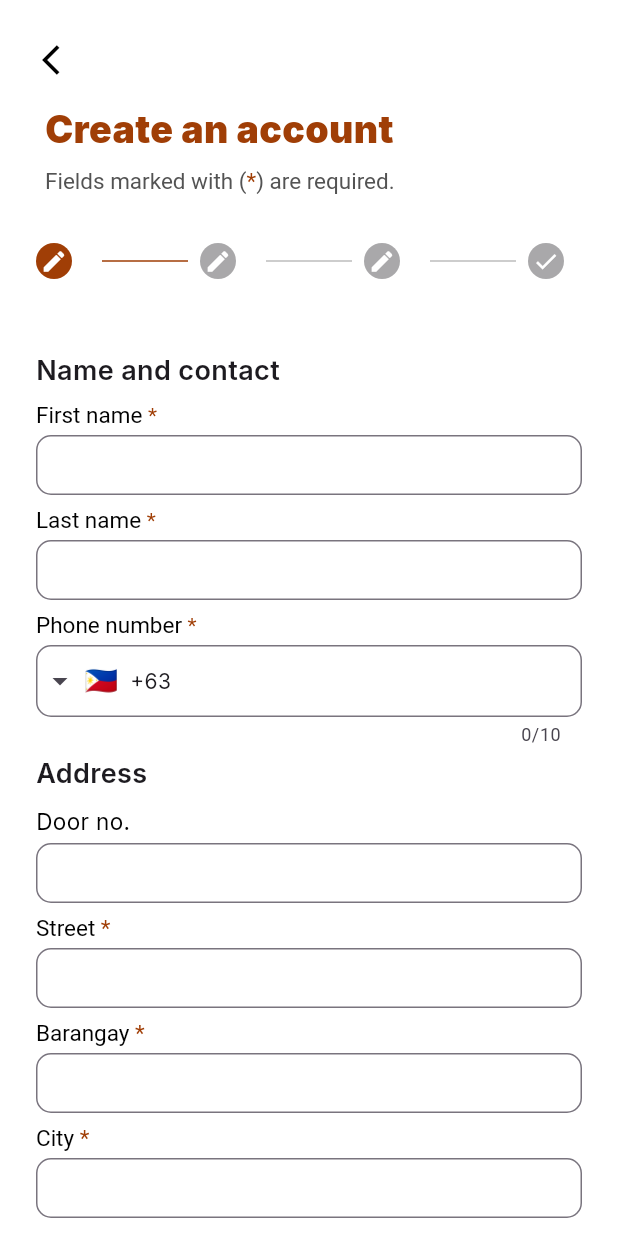
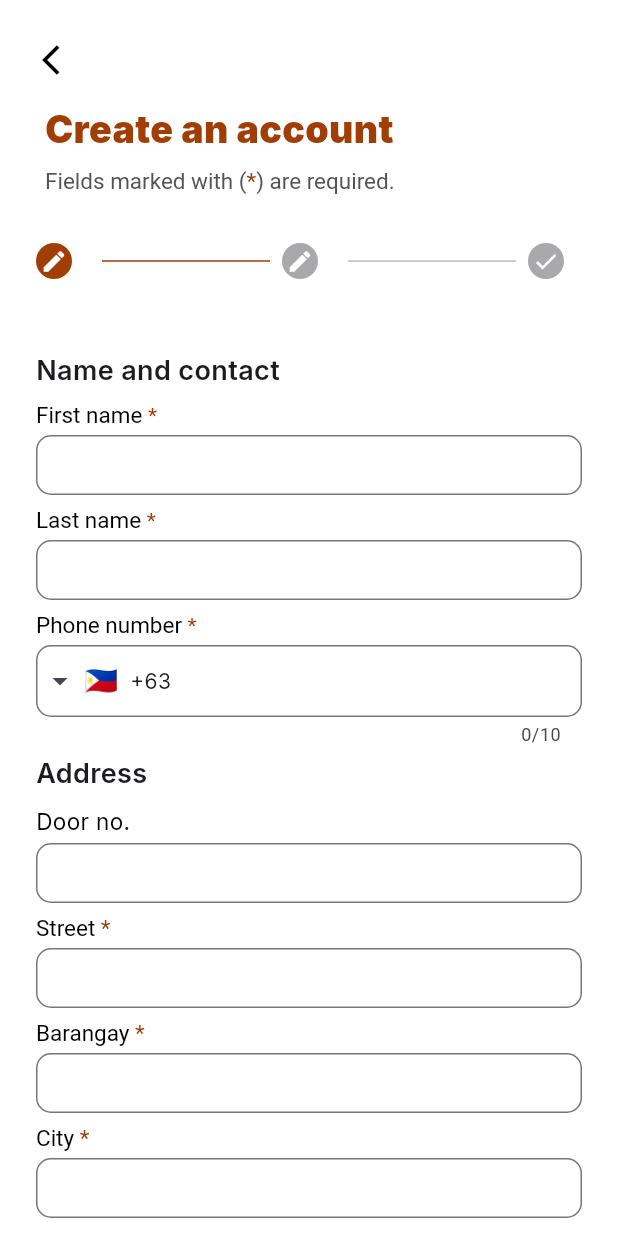
Before and after one commit to pamfurred-pet-owner/pamfurred, a Flutter app: the RegisterScreen screen opened directly, on a phone screen of 412 x 824 dp. Run offline on Flutter 3.47's test engine with Material 3 defaults, Android fonts, the light colour scheme and no system bars; drawn by our look-alikes of intl_phone_field; our stand-ins replace email_validator, flutter_map, flutter_otp_text_field, geolocator, google_fonts, latlong2 and 3 more.

Commit message:
Updated register screen (not yet working next button), integrated firebase

```diff
--- a/lib/tests/register.dart
+++ b/lib/tests/register.dart
@@ -1,13 +1,15 @@
 import 'dart:async';
-
-import 'package:flutter/gestures.dart';
+import 'dart:io';
+import 'package:email_validator/email_validator.dart';
 import 'package:flutter/material.dart';
-import 'package:flutter_otp_text_field/flutter_otp_text_field.dart';
 import 'package:intl_phone_field/intl_phone_field.dart';
 import 'package:pamfurred/components/custom_appbar.dart';
 import 'package:pamfurred/components/globals.dart';
 import 'package:pamfurred/components/screen_transitions.dart';
+import 'package:pamfurred/screens/otp_auth.dart';
 import 'package:pamfurred/screens/pin_location.dart';
+import 'package:path_provider/path_provider.dart';
+import '../components/custom_padded_button.dart';
 
 class RegisterScreen extends StatefulWidget {
   const RegisterScreen({super.key});
@@ -17,7 +19,10 @@ class RegisterScreen extends StatefulWidget {
 }
 
 class RegisterScreenState extends State<RegisterScreen> {
+  final formKey = GlobalKey<FormState>();
+
   int activeStepIndex = 0;
+  String pinnedLocationImage = '';
 
   // TextEditingControllers
   late Map<String, TextEditingController> controllers = {
@@ -35,31 +40,19 @@ class RegisterScreenState extends State<RegisterScreen> {
 
   bool _obscureText = true;
 
-  String otp = '';
-  Timer? timer;
-  int countDown = 120;
-  bool canResend = false;
-
-  void startTimer() {
-    timer = Timer.periodic(const Duration(seconds: 1), (timer) {
-      setState(() {
-        if (countDown > 0) {
-          countDown--;
-        } else {
-          canResend = true;
-          timer.cancel();
-        }
-      });
-    });
+  @override
+  void initState() {
+    super.initState();
+    loadLatestImage();
   }
 
-  void resendOTP() {
-    if (canResend) {
+  Future<void> loadLatestImage() async {
+    final directory = await getApplicationDocumentsDirectory();
+    final path = '${directory.path}/pinned_location.png';
+    if (File(path).existsSync()) {
       setState(() {
-        countDown = 120;
-        canResend = false;
+        pinnedLocationImage = path;
       });
-      startTimer();
     }
   }
 
@@ -100,6 +93,10 @@ class RegisterScreenState extends State<RegisterScreen> {
                 child: TextFormField(
                   cursorColor: Colors.black,
                   controller: controllers['firstName'],
+                  // validator
+                  validator: (value) {
+                    return (value == null || value.isEmpty) ? 'Please enter first name' : null;
+                  },
                   decoration: InputDecoration(
                       contentPadding: const EdgeInsets.all(10.0),
                       border: OutlineInputBorder(
@@ -135,6 +132,10 @@ class RegisterScreenState extends State<RegisterScreen> {
                 child: TextFormField(
                   cursorColor: Colors.black,
                   controller: controllers['lastName'],
+                  // validator
+                  validator: (value) {
+                    return (value == null || value.isEmpty) ? 'Please enter last name' : null;
+                  },
                   decoration: InputDecoration(
                       contentPadding: const EdgeInsets.all(10.0),
                       border: OutlineInputBorder(
@@ -170,6 +171,7 @@ class RegisterScreenState extends State<RegisterScreen> {
                   child: IntlPhoneField(
                     cursorColor: Colors.black,
                     initialCountryCode: 'PH',
+                    controller: controllers['phoneNumber'],
                     decoration: InputDecoration(
                         contentPadding: const EdgeInsets.all(10.0),
                         border: OutlineInputBorder(
@@ -204,6 +206,7 @@ class RegisterScreenState extends State<RegisterScreen> {
                 child: TextFormField(
                   cursorColor: Colors.black,
                   controller: controllers['doorNo'],
+                  keyboardType: TextInputType.number,
                   decoration: InputDecoration(
                       contentPadding: const EdgeInsets.all(10.0),
                       border: OutlineInputBorder(
@@ -242,6 +245,11 @@ class RegisterScreenState extends State<RegisterScreen> {
                 child: TextFormField(
                   cursorColor: Colors.black,
                   controller: controllers['street'],
+                  keyboardType: TextInputType.streetAddress,
+                  // validator
+                  validator: (value) {
+                    return (value == null || value.isEmpty) ? 'Please enter street name' : null;
+                  },
                   decoration: InputDecoration(
                       contentPadding: const EdgeInsets.all(10.0),
                       border: OutlineInputBorder(
@@ -280,6 +288,10 @@ class RegisterScreenState extends State<RegisterScreen> {
                 child: TextFormField(
                   cursorColor: Colors.black,
                   controller: controllers['barangay'],
+                  // validator
+                  validator: (value) {
+                    return (value == null || value.isEmpty) ? 'Please enter barangay' : null;
+                  },
                   decoration: InputDecoration(
                       contentPadding: const EdgeInsets.all(10.0),
                       border: OutlineInputBorder(
@@ -318,6 +330,10 @@ class RegisterScreenState extends State<RegisterScreen> {
                 child: TextFormField(
                   cursorColor: Colors.black,
                   controller: controllers['city'],
+                  // validator
+                  validator: (value) {
+                    return (value == null || value.isEmpty) ? 'Please enter city' : null;
+                  },
                   decoration: InputDecoration(
                       contentPadding: const EdgeInsets.all(10.0),
                       border: OutlineInputBorder(
@@ -359,16 +375,44 @@ class RegisterScreenState extends State<RegisterScreen> {
                 ]),
               ),
               const SizedBox(height: secondarySizedBox),
-              ClipRRect(
-                borderRadius: BorderRadius.circular(secondaryBorderRadius),
-                child: GestureDetector(
-                  onTap: () {
-                    Navigator.push(
-                        context, rightToLeftRoute(const PinAddress()));
+              Center(
+                child: Container(
+                  height: 170,
+                  width: double.infinity,
+                  decoration: BoxDecoration(
+                    border: Border.all(
+                      width: 1.0,
+                      color: Colors.grey,
+                    ),
+                  ),
+                  child: InkWell(
+                    onTap: () async {
+                      var result = await Navigator.of(context)
+                          .push(rightToLeftRoute(const PinAddress()));
+                      if (result != null) {
+                        setState(() {
+                          pinnedLocationImage = result;
+                        });
+                      }
                     },
+                    child: Container(
+                      height: 150,
+                      decoration: BoxDecoration(
+                        image: pinnedLocationImage.isNotEmpty
+                            ? DecorationImage(
+                                image: FileImage(File(pinnedLocationImage)),
+                                fit: BoxFit.cover,
+                              )
+                            : null,
+                      ),
+                      child: pinnedLocationImage.isEmpty
+                          ? Center(
                               child: Image.asset(
                               'assets/pin_address.png',
-                    width: double.infinity,
+                              fit: BoxFit.cover,
+                            ))
+                          : null,
+                    ),
                   ),
                 ),
               ),
@@ -415,6 +459,10 @@ class RegisterScreenState extends State<RegisterScreen> {
                 child: TextFormField(
                   cursorColor: Colors.black,
                   controller: controllers['username'],
+                  // validator
+                  validator: (value) {
+                    return (value == null || value.isEmpty) ? 'Please enter username' : null;
+                  },
                   decoration: InputDecoration(
                       contentPadding: const EdgeInsets.all(10.0),
                       border: OutlineInputBorder(
@@ -452,7 +500,18 @@ class RegisterScreenState extends State<RegisterScreen> {
                 height: primaryTextFieldHeight,
                 child: TextFormField(
                   cursorColor: Colors.black,
+                  keyboardType: TextInputType.emailAddress,
                   controller: controllers['email'],
+                  // validator
+                  validator: (value) {
+                    if (value == null || value.isEmpty) {
+                      return 'Please enter email address';
+                    } else {
+                      return (!EmailValidator.validate(value))
+                          ? 'Invalid Email Address'
+                          : null;
+                    }
+                  },
                   decoration: InputDecoration(
                       contentPadding: const EdgeInsets.all(10.0),
                       border: OutlineInputBorder(
@@ -491,6 +550,10 @@ class RegisterScreenState extends State<RegisterScreen> {
                 child: TextFormField(
                   cursorColor: Colors.black,
                   controller: controllers['password'],
+                  // validator
+                  validator: (value) {
+                    return (value == null || value.isEmpty) ? 'Please enter password' : null;
+                  },
                   obscureText: _obscureText,
                   decoration: InputDecoration(
                     contentPadding: const EdgeInsets.all(10.0),
@@ -526,106 +589,8 @@ class RegisterScreenState extends State<RegisterScreen> {
           ),
         ),
         Step(
-          state: activeStepIndex <= 2 ? StepState.editing : StepState.complete,
+          state: StepState.complete,
           isActive: activeStepIndex >= 2,
-          title: const Text(''),
-          content: Column(
-            children: [
-              const Row(
-                mainAxisAlignment: MainAxisAlignment.start,
-                children: [
-                  SizedBox(height: secondarySizedBox),
-                  Text(
-                    "Verify email address",
-                    style: TextStyle(
-                      fontSize: headerText,
-                      fontWeight: mediumWeight,
-                    ),
-                  ),
-                ],
-              ),
-              const SizedBox(height: tertiarySizedBox),
-              Center(
-                child: SizedBox(
-                  child: RichText(
-                    textAlign: TextAlign.center,
-                    text: const TextSpan(
-                      style: TextStyle(fontSize: regularText),
-                      children: [
-                        TextSpan(
-                          text: "Enter the OTP sent to ",
-                          style: TextStyle(
-                              color: Colors.black, fontSize: regularText),
-                        ),
-                        TextSpan(
-                          // Insert user's username here
-                          text: "davidjacobs@gmail.com",
-                          style: TextStyle(
-                              fontSize: regularText,
-                              fontWeight: FontWeight.w500,
-                              color: Colors.black),
-                        ),
-                        TextSpan(
-                          text: ".",
-                          style: TextStyle(
-                              color: Colors.black, fontSize: regularText),
-                        ),
-                      ],
-                    ),
-                  ),
-                ),
-              ),
-              const SizedBox(height: tertiarySizedBox),
-              OtpTextField(
-                fieldWidth: 60,
-                fieldHeight: 60,
-                showFieldAsBox: true,
-                borderColor: greyColor,
-                borderRadius: BorderRadius.circular(primaryBorderRadius),
-                focusedBorderColor: secondaryColor,
-                numberOfFields: 4,
-                textStyle: const TextStyle(fontSize: regularText),
-              ),
-              const SizedBox(height: tertiarySizedBox),
-              Row(
-                mainAxisAlignment: MainAxisAlignment.spaceBetween,
-                children: [
-                  Text(
-                    '${(countDown ~/ 60).toString().padLeft(2, '0')}:${(countDown % 60).toString().padLeft(2, '0')}',
-                  ),
-                  RichText(
-                    textAlign: TextAlign.center,
-                    text: TextSpan(
-                      style: const TextStyle(fontSize: regularText),
-                      children: [
-                        const TextSpan(
-                          text: "Didn't receive OTP? ",
-                          style: TextStyle(
-                            color: Colors.black,
-                          ),
-                        ),
-                        TextSpan(
-                          text: "Resend",
-                          style: const TextStyle(
-                            color: primaryColor,
-                          ),
-                          recognizer: TapGestureRecognizer()
-                            ..onTap = () {
-                              resendOTP();
-                            },
-                        )
-                      ],
-                    ),
-                  ),
-                ],
-              ),
-              const SizedBox(height: tertiarySizedBox)
-            ],
-          ),
-        ),
-        Step(
-          state: StepState.complete,
-          isActive: activeStepIndex >= 3,
           title: const Text(''),
           content: Column(
             crossAxisAlignment: CrossAxisAlignment.start,
@@ -633,7 +598,7 @@ class RegisterScreenState extends State<RegisterScreen> {
             children: [
               Text('Name: ${controllers['firstName']?.text}'
                   ' '
-                  '${controllers['LastName']?.text}'),
+                  '${controllers['lastName']?.text}'),
               Text('Phone number: ${controllers['phoneNumber']?.text}'),
               Text(
                   'Address: ${controllers['doorNo']?.text},${controllers['street']?.text},${controllers['barangay']?.text},${controllers['city']?.text}'),
@@ -705,6 +670,9 @@ class RegisterScreenState extends State<RegisterScreen> {
                 ),
               ),
               Expanded(
+                child: Form(
+                  key: formKey,
+                  autovalidateMode: AutovalidateMode.onUserInteraction,
                   child: Stepper(
                     elevation: 0,
                     type: StepperType.horizontal,
@@ -729,73 +697,57 @@ class RegisterScreenState extends State<RegisterScreen> {
                         activeStepIndex -= 1;
                       });
                     },
-                  onStepTapped: (int index) {
-                    setState(() {
-                      activeStepIndex = index;
-                    });
-                  },
                     controlsBuilder:
                         (BuildContext context, ControlsDetails details) {
-                    final isLastStep = activeStepIndex == stepList().length - 1;
+                      final isLastStep =
+                          activeStepIndex == stepList().length - 1;
                       return Row(
                         children: [
+                          if (activeStepIndex > 0)
                             Expanded(
-                          child: TextButton(
-                            onPressed: details.onStepContinue,
-                            style: ButtonStyle(
-                              shape: WidgetStateProperty.all<
-                                  RoundedRectangleBorder>(
-                                RoundedRectangleBorder(
-                                  borderRadius: BorderRadius.circular(
-                                      secondaryBorderRadius),
-                                ),
-                              ),
-                              backgroundColor: WidgetStateProperty.all<Color>(
-                                primaryColor,
-                              ),
-                            ),
-                            child: (isLastStep)
-                                ? const Text("Register",
-                                    style: TextStyle(
-                                      fontSize: regularText,
-                                      color: Colors.white,
-                                    ))
-                                : const Text("Next",
-                                    style: TextStyle(
-                                      fontSize: regularText,
-                                      color: Colors.white,
-                                    )),
+                              child: customPaddedOutlinedTextButton(
+                                text: "Back",
+                                onPressed: details.onStepCancel != null
+                                    ? details.onStepCancel!
+                                    : () {},
                               ),
                             ),
                           const SizedBox(
-                          width: 10,
+                            width: secondarySizedBox,
                           ),
-                        if (activeStepIndex > 0)
                           Expanded(
-                            child: TextButton(
-                              onPressed: details.onStepCancel,
-                              style: ButtonStyle(
-                                shape: WidgetStateProperty.all<
-                                    RoundedRectangleBorder>(
-                                  RoundedRectangleBorder(
-                                    borderRadius: BorderRadius.circular(
-                                        secondaryBorderRadius),
-                                  ),
-                                ),
-                                backgroundColor: WidgetStateProperty.all<Color>(
-                                  primaryColor,
-                                ),
-                              ),
-                              child: const Text("Back",
-                                  style: TextStyle(
-                                    fontSize: regularText,
-                                    color: Colors.white,
-                                  )),
+                            child: customPaddedTextButton(
+                              onPressed: () {
+                                // Validate the form
+                                var isFormValid =
+                                    formKey.currentState!.validate();
+                                print(
+                                    'Form valid: $isFormValid'); // Debug print
+
+                                if (isFormValid) {
+                                  if (isLastStep) {
+                                    // Save to database and navigate to HomeScreen
+                                    print(
+                                        'Navigating to OTPAuth'); // Debug print
+                                    Navigator.push(context,
+                                        rightToLeftRoute(const OTPAuth()));
+                                  } else {
+                                    // Continue to the next step
+                                    print(
+                                        'Continuing to next step'); // Debug print
+                                    details.onStepContinue?.call();
+                                  }
+                                } else {
+                                  print('Form is not valid'); // Debug print
+                                }
+                              },
+                              text: (isLastStep) ? "Register" : "Next",
                             ),
                           ),
                         ],
                       );
                     },
+                  ),
                 ),
               ),
             ],
--- a/pubspec.yaml
+++ b/pubspec.yaml
@@ -67,9 +67,15 @@ dependencies:
   google_nav_bar: ^5.0.6
   line_icons: ^2.0.3
   salomon_bottom_bar: ^3.3.2
+  screenshot: ^3.0.0
+  otp_text_field: ^1.1.3
+  path_provider: ^2.1.3
 
   # Animated icons
   # flutter_animated_icons: ^1.0.1
+
+  # Cloud Firestore
+  cloud_firestore:
 
 dev_dependencies:
   flutter_test:
```
Also changed, not shown: lib/components/custom_padded_button.dart (+28 -0 lines), lib/main.dart (+5 -3 lines), lib/screens/home_screen.dart (+28 -10 lines), lib/screens/login.dart (+5 -4 lines), lib/screens/pin_location.dart (+54 -18 lines), pubspec.lock, 6 other files. Lines whose indentation alone changed are shown as unchanged.
